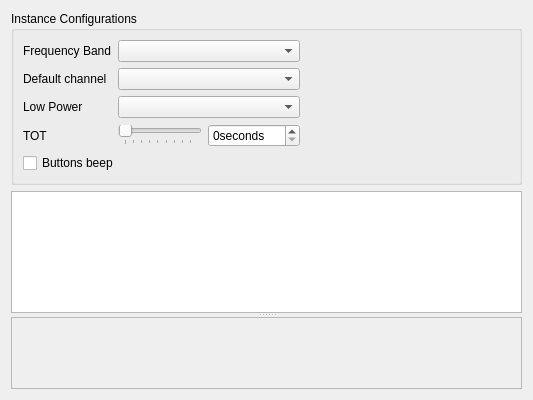
Old version of the form src/app/windows/instance.ui in the repository sardylan/qfm1000.
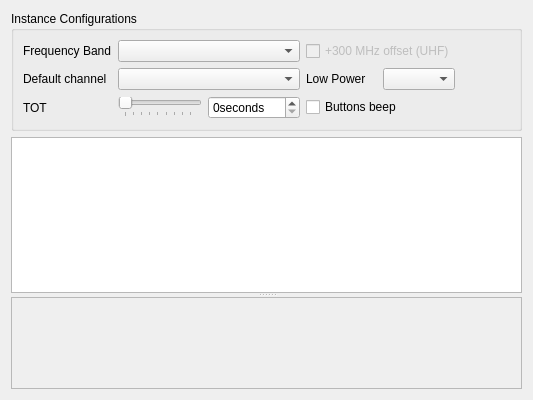
New version of the form. Icons and pictures are not drawn.

Commit message: Adds indicator for 300 MHz offset

Patch:
```diff
--- a/src/app/windows/instance.ui
+++ b/src/app/windows/instance.ui
@@ -24,43 +24,34 @@
                 <normaloff>:/icons/application</normaloff>:/icons/application
             </iconset>
         </property>
-        <layout class="QGridLayout" name="mainGridLayout" rowstretch="0,1">
+        <layout class="QGridLayout" name="mainGridLayout" rowstretch="0,0">
             <item row="0" column="0">
                 <widget class="QGroupBox" name="eepromGroupBox">
                     <property name="title">
                         <string>Instance Configurations</string>
                     </property>
-                    <layout class="QGridLayout" name="configGridLayout" columnstretch="0,0,0,1">
-                        <item row="1" column="0">
-                            <widget class="QLabel" name="defaultChannelLabel">
+                    <layout class="QGridLayout" name="configGridLayout" columnstretch="0,0,0,0,0,1">
+                        <item row="0" column="0">
+                            <widget class="QLabel" name="frequencyBandLabel">
                                 <property name="text">
-                                    <string>Default channel</string>
-                                </property>
-                            </widget>
-                        </item>
-                        <item row="2" column="1" colspan="2">
-                            <widget class="QComboBox" name="lowPowerComboBox"/>
-                        </item>
-                        <item row="3" column="2">
-                            <widget class="QSpinBox" name="totSpinBox">
-                                <property name="wrapping">
-                                    <bool>false</bool>
-                                </property>
-                                <property name="frame">
-                                    <bool>true</bool>
-                                </property>
-                                <property name="suffix">
-                                    <string>seconds</string>
-                                </property>
-                                <property name="maximum">
-                                    <number>255</number>
+                                    <string>Frequency Band</string>
                                 </property>
                             </widget>
                         </item>
                         <item row="0" column="1" colspan="2">
                             <widget class="QComboBox" name="frequencyBandComboBox"/>
                         </item>
-                        <item row="0" column="3">
+                        <item row="0" column="3" colspan="2">
+                            <widget class="QCheckBox" name="mhzOffsetCheckBox">
+                                <property name="enabled">
+                                    <bool>false</bool>
+                                </property>
+                                <property name="text">
+                                    <string>+300 MHz offset (UHF)</string>
+                                </property>
+                            </widget>
+                        </item>
+                        <item row="0" column="5">
                             <spacer name="horizontalSpacer">
                                 <property name="orientation">
                                     <enum>Qt::Horizontal</enum>
@@ -73,21 +64,34 @@
                                 </property>
                             </spacer>
                         </item>
-                        <item row="0" column="0">
-                            <widget class="QLabel" name="frequencyBandLabel">
+                        <item row="1" column="0">
+                            <widget class="QLabel" name="defaultChannelLabel">
                                 <property name="text">
-                                    <string>Frequency Band</string>
+                                    <string>Default channel</string>
                                 </property>
                             </widget>
                         </item>
-                        <item row="2" column="0">
+                        <item row="1" column="1" colspan="2">
+                            <widget class="QComboBox" name="defaultChannelComboBox"/>
+                        </item>
+                        <item row="1" column="3">
                             <widget class="QLabel" name="lowPowerLabel">
                                 <property name="text">
                                     <string>Low Power</string>
                                 </property>
                             </widget>
                         </item>
-                        <item row="3" column="1">
+                        <item row="1" column="4">
+                            <widget class="QComboBox" name="lowPowerComboBox"/>
+                        </item>
+                        <item row="2" column="0">
+                            <widget class="QLabel" name="totLabel">
+                                <property name="text">
+                                    <string>TOT</string>
+                                </property>
+                            </widget>
+                        </item>
+                        <item row="2" column="1">
                             <widget class="QSlider" name="totSlider">
                                 <property name="maximum">
                                     <number>255</number>
@@ -109,23 +113,29 @@
                                 </property>
                             </widget>
                         </item>
-                        <item row="4" column="0" colspan="3">
+                        <item row="2" column="2">
+                            <widget class="QSpinBox" name="totSpinBox">
+                                <property name="wrapping">
+                                    <bool>false</bool>
+                                </property>
+                                <property name="frame">
+                                    <bool>true</bool>
+                                </property>
+                                <property name="suffix">
+                                    <string>seconds</string>
+                                </property>
+                                <property name="maximum">
+                                    <number>255</number>
+                                </property>
+                            </widget>
+                        </item>
+                        <item row="2" column="3" colspan="2">
                             <widget class="QCheckBox" name="beepCheckBox">
                                 <property name="text">
                                     <string>Buttons beep</string>
                                 </property>
                             </widget>
                         </item>
-                        <item row="3" column="0">
-                            <widget class="QLabel" name="totLabel">
-                                <property name="text">
-                                    <string>TOT</string>
-                                </property>
-                            </widget>
-                        </item>
-                        <item row="1" column="1" colspan="2">
-                            <widget class="QComboBox" name="defaultChannelComboBox"/>
-                        </item>
                     </layout>
                 </widget>
             </item>
```
Left out of the diff: 2 changed lines with no effect on the pictures. The commit also changes 3 other files.
